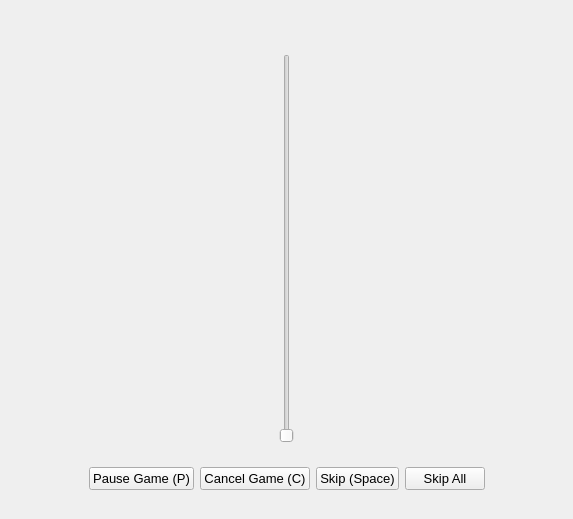
tdauth/gustavsfairyland, file ui/player.ui: the form before one commit.
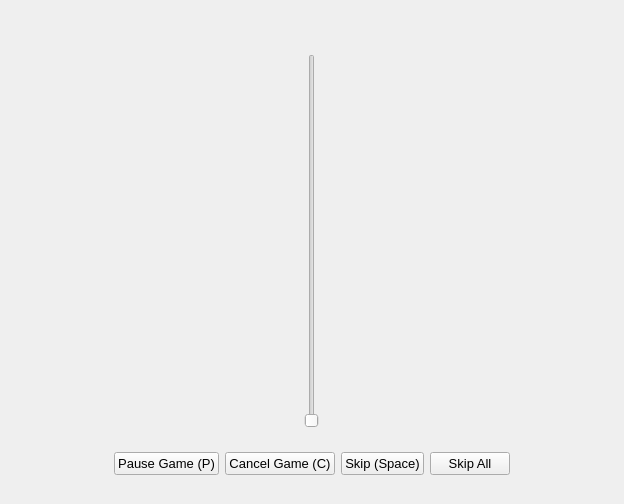
The form after the commit. Icons and pictures are not drawn.

Commit message: Use big icons in player

What changed in the file:
```diff
--- a/ui/player.ui
+++ b/ui/player.ui
@@ -6,8 +6,8 @@
    <rect>
     <x>0</x>
     <y>0</y>
-    <width>573</width>
-    <height>519</height>
+    <width>624</width>
+    <height>504</height>
    </rect>
   </property>
   <property name="sizePolicy">
@@ -100,6 +100,12 @@
                   <iconset resource="../oxygen-icons-png-master/oxygen.qrc">
                    <normaloff>:/themes/oxygen/32x32/actions/media-playback-pause.png</normaloff>:/themes/oxygen/32x32/actions/media-playback-pause.png</iconset>
                  </property>
+                 <property name="iconSize">
+                  <size>
+                   <width>32</width>
+                   <height>32</height>
+                  </size>
+                 </property>
                 </widget>
                </item>
                <item alignment="Qt::AlignHCenter">
@@ -142,6 +148,16 @@
                  <property name="text">
                   <string>Skip (Space)</string>
                  </property>
+                 <property name="icon">
+                  <iconset resource="../oxygen-icons-png-master/oxygen.qrc">
+                   <normaloff>:/themes/oxygen/32x32/actions/media-skip-forward.png</normaloff>:/themes/oxygen/32x32/actions/media-skip-forward.png</iconset>
+                 </property>
+                 <property name="iconSize">
+                  <size>
+                   <width>32</width>
+                   <height>32</height>
+                  </size>
+                 </property>
                 </widget>
                </item>
                <item alignment="Qt::AlignHCenter">
@@ -160,6 +176,16 @@
                  <property name="text">
                   <string>Skip All</string>
                  </property>
+                 <property name="icon">
+                  <iconset resource="../oxygen-icons-png-master/oxygen.qrc">
+                   <normaloff>:/themes/oxygen/32x32/actions/media-skip-forward.png</normaloff>:/themes/oxygen/32x32/actions/media-skip-forward.png</iconset>
+                 </property>
+                 <property name="iconSize">
+                  <size>
+                   <width>32</width>
+                   <height>32</height>
+                  </size>
+                 </property>
                 </widget>
                </item>
                <item>
```
Left out of the diff: 4 changed lines with no effect on the pictures.
